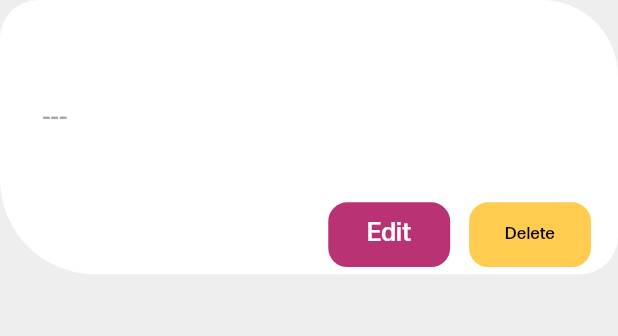
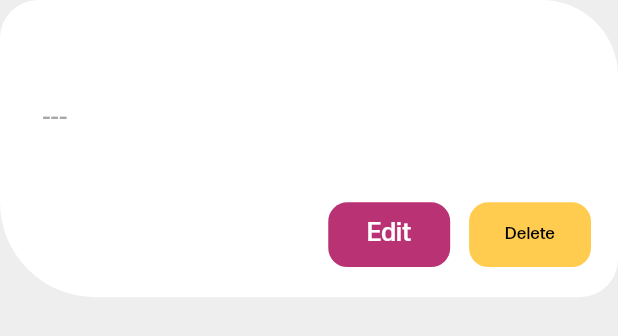
Before and after one commit to mo7amedaliEbaid/nibbles-ecommerce-food, a Flutter app: what addressItem() shows on an empty page, opened directly, on a phone screen of 412 x 824 dp. Shown: the top 336 px of the screen. Run offline on Flutter 3.47's test engine with Material 3 defaults, Android fonts, the phone set to English and light mode, and no system bars; our stand-ins replace bloc, buttons_tabbar, carousel_slider, cloud_firestore, connectivity_plus, equatable and 8 more; missing offline and left inert: flutter_barcode_scanner; accounts and stored records are empty.

Commit message:
release apk

```diff
--- a/lib/presentation/screens/addresses.dart
+++ b/lib/presentation/screens/addresses.dart
@@ -89,7 +89,7 @@ class _AddressesScreenState extends State<AddressesScreen> {
                 }
               },
             ),
-            const Expanded(child: SizedBox()),
+            Space.ym!,
             customElevatedButton(
                 onTap: () {
                   Navigator.of(context).pushNamed(AppRouter.addAddress);
--- a/lib/presentation/widgets/address_item.dart
+++ b/lib/presentation/widgets/address_item.dart
@@ -6,10 +6,9 @@ import 'package:nibbles_ecommerce/core/constants/colors.dart';
 import 'package:nibbles_ecommerce/core/extensions/extensions.dart';
 import 'package:nibbles_ecommerce/models/address.dart';
 
-
 Widget addressItem(Address address) {
   return Container(
-    height: AppDimensions.normalize(72),
+    height: AppDimensions.normalize(78),
     width: double.infinity,
     padding: Space.all(1, .7),
     decoration:
```
Also changed, not shown: 2 other files.
